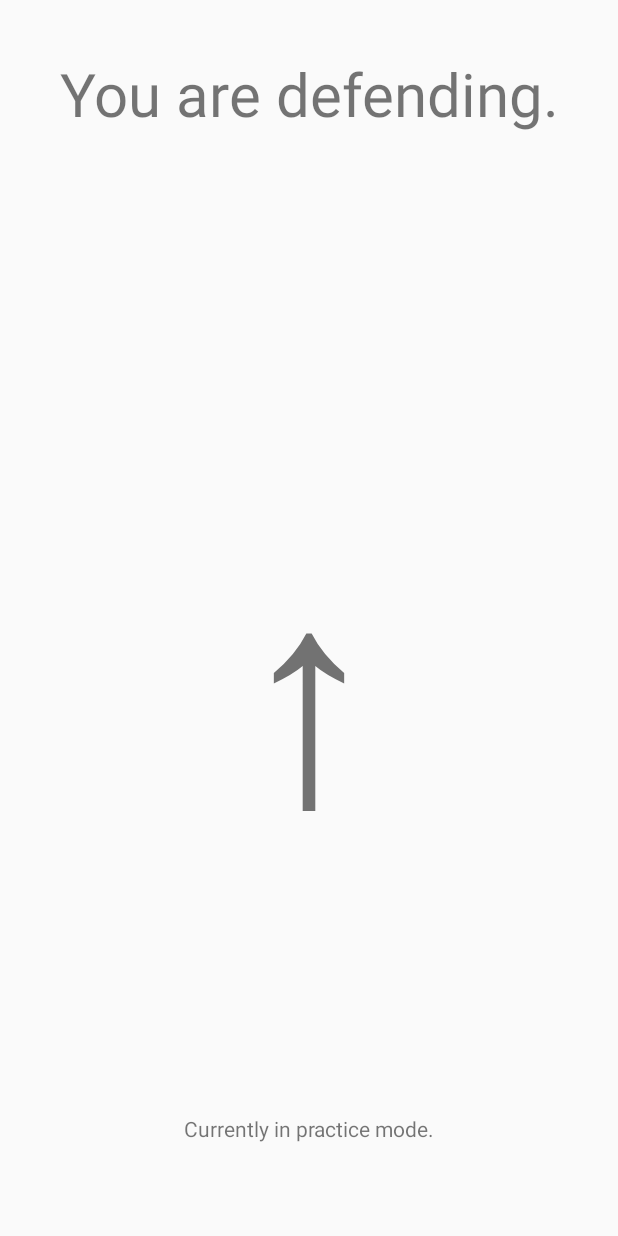
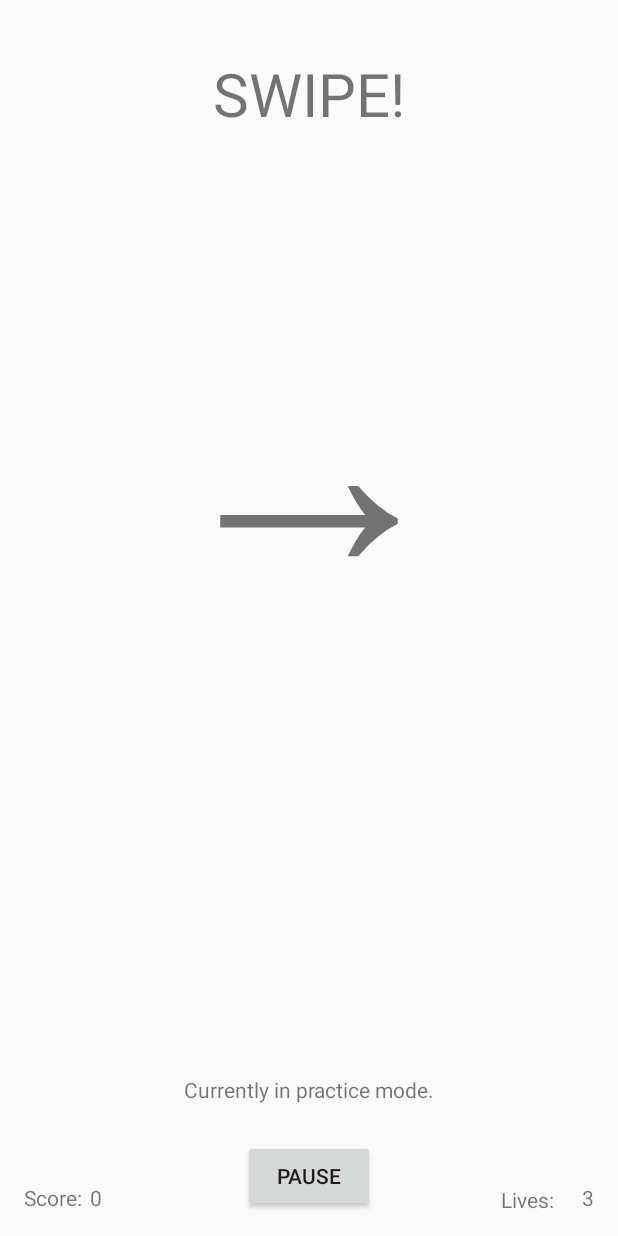
Before and after one commit to raymondqu/duol, an Android app: the EndlessActivity screen opened directly, with no data from a screen before it, on a phone screen of 412 x 824 dp. Run offline under Robolectric (Android 15) with nearby library versions, the phone set to English and light mode, and no system bars.

Commit message:
Added end screen and pause framework
pausing doesn't work properly yet - still need to work on intialization when it switches to the other screen

```diff
--- a/YorkUHacks/app/src/main/java/com/example/aydan/yorkuhacks/EndlessActivity.java
+++ b/YorkUHacks/app/src/main/java/com/example/aydan/yorkuhacks/EndlessActivity.java
@@ -24,14 +24,21 @@ public class EndlessActivity extends Activity {
     public boolean sensorToggled = false;
     public Intent sensorIntent;
 
-    public TextView updateDefenseText;
+    public TextView defenseDirection;
     public TextView defenseStatement;
+    public TextView scoreText;
+    public TextView livesText;
 
     private Handler roundHandler;
 
     Vibrator v;
 
-    public int lives = 3;
+    public int lives;
+    public int score;
+
+    public int gameState = 0;
+    //0 - wait  1 - play  2 - resolve
+    public long stateTime = 0;
 
     public int playState = -1;
 
@@ -52,6 +59,24 @@ public class EndlessActivity extends Activity {
 
         roundHandler.post(initRound);
 
+        defenseDirection = findViewById(R.id.defenseDirection);
+        defenseStatement = findViewById(R.id.defenseStatement);
+
+        scoreText = findViewById(R.id.score);
+        livesText = findViewById(R.id.lives);
+
+        Button pauseButton = findViewById(R.id.pauseButton);
+
+        pauseButton.setOnClickListener(new View.OnClickListener() {
+            @Override
+            public void onClick(View v) {
+                setContentView(R.layout.endless_pause);
+                pauseGame();
+            }
+        });
+
+        lives = 3;
+        score = 0;
     }
 
     private BroadcastReceiver mMessageReceiver = new BroadcastReceiver() {
@@ -80,18 +105,21 @@ public class EndlessActivity extends Activity {
                         break;
                 }
 
-                //defenseStatement = findViewById(R.id.defenseStatement);
 
                 //displays results to player
                 if(playState == result){
                     Log.d("MainActivity", "HIT!");
-                    //defenseStatement.setText("Parried!");
-                    Toast.makeText(getApplicationContext(), ("YOU PARRIED!"), Toast.LENGTH_SHORT).show();
+                    defenseStatement.setText("Parried!");
+                    defenseDirection.setText("✓");
+                    score++;
+                    //Toast.makeText(getApplicationContext(), ("YOU PARRIED!"), Toast.LENGTH_SHORT).show();
 
                 }else{
                     Log.d("MainActivity", "WRONG MOTION!");
-                    //defenseStatement.setText("Missed!");
-                    Toast.makeText(getApplicationContext(), ("YOU WERE HIT!"), Toast.LENGTH_SHORT).show();
+                    defenseStatement.setText("Missed!");
+                    defenseDirection.setText("✖");
+                    lives--;
+                    //Toast.makeText(getApplicationContext(), ("YOU WERE HIT!"), Toast.LENGTH_SHORT).show();
                 }
 
                 sensorToggled = false;
@@ -107,13 +135,27 @@ public class EndlessActivity extends Activity {
     private Runnable initRound = new Runnable(){
         @Override
         public void run(){
+            gameState = 0;
             if(lives <= 0){
-               //go to resolve screen
+                roundHandler.removeCallbacks(null);
+                setContentView(R.layout.endless_resolve);
+                Button returnButton = findViewById(R.id.returnButton);
+                returnButton.setOnClickListener(new View.OnClickListener() {
+
+                    @Override
+                    public void onClick(View v) {
+                        startMain();
+                    }
+                });
+                TextView newScoreText = findViewById(R.id.score);
+                newScoreText.setText(Integer.toString(score));
+            }else{
+                defenseDirection.setText(" ");
+                defenseStatement.setText("Waiting...");
+                Log.d("EndlessActivity", "STARTING NEW ROUND...");
+                roundHandler.postDelayed(startRound, INIT_WINDOW);
+                endState();
             }
-
-            Log.d("EndlessActivity", "STARTING NEW ROUND...");
-
-            roundHandler.postDelayed(startRound, INIT_WINDOW);
         }
 
     };
@@ -123,20 +165,26 @@ public class EndlessActivity extends Activity {
     private Runnable startRound = new Runnable(){
         @Override
         public void run(){
+            gameState = 1;
             playState = (int)(Math.random()*4+1);
 
+            defenseStatement.setText("SWIPE!");
             switch(playState) {
                 case 1:
                     Log.d("EndlessActivity", "SWIPE LEFT!");
+                    defenseDirection.setText("←");
                     break;
                 case 2:
                     Log.d("EndlessActivity", "SWIPE UP!");
+                    defenseDirection.setText("↑");
                     break;
                 case 3:
                     Log.d("EndlessActivity", "SWIPE RIGHT!");
+                    defenseDirection.setText("→");
                     break;
                 case 4:
                     Log.d("EndlessActivity", "SWIPE DOWN!");
+                    defenseDirection.setText("↓");
                     break;
                 default:
                     Log.d("EndlessActivity", "HOW DOES THIS EVEN HAPPEN");
@@ -147,6 +195,7 @@ public class EndlessActivity extends Activity {
             sensorToggled = true;
 
             roundHandler.postDelayed(endRound, START_WINDOW);
+            endState();
         }
 
     };
@@ -155,16 +204,66 @@ public class EndlessActivity extends Activity {
     private Runnable endRound = new Runnable(){
         @Override
         public void run(){
-
+            gameState = 2;
             Log.d("EndlessActivity", "ENDING ROUND");
 
             playState = -1;
             sensorToggled = false;
 
             roundHandler.postDelayed(initRound, END_WINDOW);
+            endState();
         }
 
     };
 
+    public void startMain(){
+        Intent i = new Intent(EndlessActivity.this, MainActivity.class);
+        startActivity(i);
+        //close this activity
+        finish();
+    }
+
+    private void pauseGame(){
+        roundHandler.removeCallbacks(null);
+        sensorToggled = false;
+        Runnable nextRunnable = null;
+        long remainingTime = 0;
+        long elapsedTime = System.nanoTime() - stateTime;
+        switch(gameState){
+            case 0:
+                nextRunnable = startRound;
+                remainingTime = INIT_WINDOW - elapsedTime;
+                break;
+            case 1:
+                nextRunnable = endRound;
+                remainingTime = START_WINDOW - elapsedTime;
+                sensorToggled = true; //put it back to original state
+                break;
+            case 2:
+                remainingTime = END_WINDOW - elapsedTime;
+                nextRunnable = initRound;
+                break;
+        }
+        setContentView(R.layout.endless_pause);
+        Button returnButton = findViewById(R.id.returnButton);
+
+        final long finalRemainingTime = remainingTime;
+        final Runnable finalNextRunnable = nextRunnable;
+        returnButton.setOnClickListener(new View.OnClickListener() {
+            @Override
+            public void onClick(View v) {
+                setContentView(R.layout.game_screen);
+                roundHandler.postDelayed(finalNextRunnable, finalRemainingTime);
+            }
+        });
+    }
+
+
+    //to be run after the end of each state
+    private void endState(){
+        scoreText.setText(Integer.toString(score));
+        livesText.setText(Integer.toString(lives));
+        stateTime = System.nanoTime();
+    }
 
 }
--- a/YorkUHacks/app/src/main/res/layout/game_screen.xml
+++ b/YorkUHacks/app/src/main/res/layout/game_screen.xml
@@ -8,14 +8,32 @@
     android:layout_height="match_parent">
 
     <TextView
+        android:id="@+id/livesText"
+        android:layout_width="42dp"
+        android:layout_height="18dp"
+        android:layout_marginEnd="36dp"
+        android:layout_marginBottom="16dp"
+        android:text="Lives:"
+        app:layout_constraintBottom_toBottomOf="parent"
+        app:layout_constraintEnd_toEndOf="parent" />
+
+    <TextView
+        android:id="@+id/lives"
+        android:layout_width="wrap_content"
+        android:layout_height="wrap_content"
+        android:layout_marginEnd="16dp"
+        android:layout_marginBottom="16dp"
+        android:text="foo"
+        app:layout_constraintBottom_toBottomOf="parent"
+        app:layout_constraintEnd_toEndOf="parent" />
+
+    <TextView
         android:id="@+id/practiceState"
         android:layout_width="wrap_content"
         android:layout_height="31dp"
-        android:layout_marginBottom="50dp"
+        android:layout_marginStart="16dp"
         android:layout_marginEnd="16dp"
-        android:layout_marginLeft="16dp"
-        android:layout_marginRight="16dp"
-        android:layout_marginStart="16dp"
+        android:layout_marginBottom="76dp"
         android:text="Currently in practice mode."
         app:layout_constraintBottom_toBottomOf="parent"
         app:layout_constraintEnd_toEndOf="parent"
@@ -42,13 +60,47 @@
         android:id="@+id/defenseDirection"
         android:layout_width="wrap_content"
         android:layout_height="wrap_content"
+        android:layout_marginTop="10dp"
         android:layout_marginBottom="10dp"
-        android:layout_marginTop="10dp"
         android:gravity="center_horizontal"
         android:text="↑"
         android:textSize="200sp"
         app:layout_constraintBottom_toBottomOf="parent"
         app:layout_constraintEnd_toEndOf="parent"
         app:layout_constraintStart_toStartOf="parent"
-        app:layout_constraintTop_toBottomOf="@+id/defenseStatement" />
+        app:layout_constraintTop_toBottomOf="@+id/defenseStatement"
+        app:layout_constraintVertical_bias="0.152" />
+
+    <TextView
+        android:id="@+id/scoreText"
+        android:layout_width="wrap_content"
+        android:layout_height="wrap_content"
+        android:layout_marginStart="16dp"
+        android:layout_marginBottom="16dp"
+        android:text="Score:"
+        app:layout_constraintBottom_toBottomOf="parent"
+        app:layout_constraintStart_toStartOf="parent" />
+
+    <TextView
+        android:id="@+id/score"
+        android:layout_width="wrap_content"
+        android:layout_height="wrap_content"
+        android:layout_marginStart="60dp"
+        android:layout_marginBottom="16dp"
+        android:text="foo"
+        app:layout_constraintBottom_toBottomOf="parent"
+        app:layout_constraintStart_toStartOf="parent" />
+
+    <Button
+        android:id="@+id/pauseButton"
+        android:layout_width="wrap_content"
+        android:layout_height="wrap_content"
+        android:layout_marginStart="8dp"
+        android:layout_marginEnd="8dp"
+        android:layout_marginBottom="16dp"
+        android:text="pause"
+        app:layout_constraintBottom_toBottomOf="parent"
+        app:layout_constraintEnd_toEndOf="parent"
+        app:layout_constraintStart_toStartOf="parent" />
+
 </android.support.constraint.ConstraintLayout>
```
Also changed, not shown: YorkUHacks/app/src/main/res/layout/endless_pause.xml (added, +21 -0 lines), YorkUHacks/app/src/main/res/layout/endless_resolve.xml (added, +68 -0 lines).
